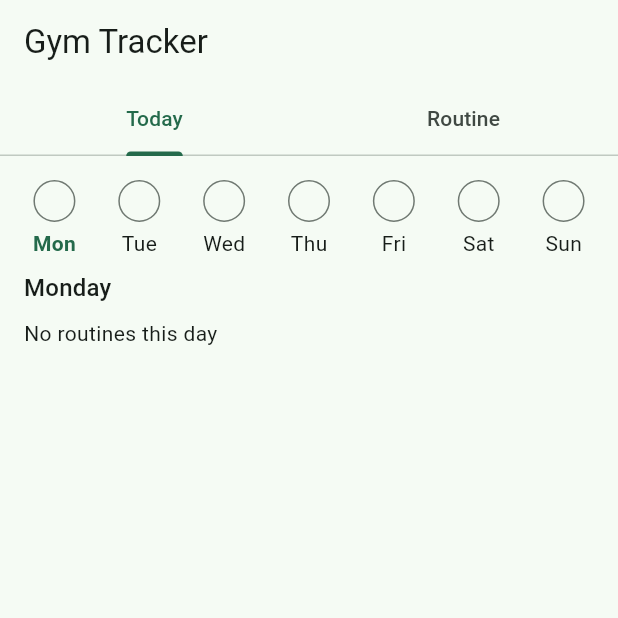
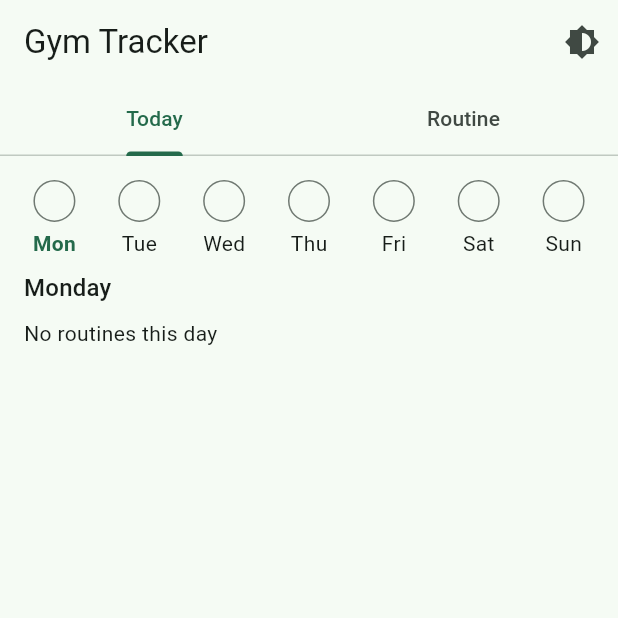
Before and after one commit to Juanppmi/gymtracker, a Flutter app: the screen it shows after launch, after a tap on "Mon", on a phone screen of 412 x 824 dp, the top half of it. Run offline on Flutter 3.47's test engine with Material 3 defaults, Android fonts, the phone set to English and light mode, and no system bars; our stand-ins replace cupertino_ui, drift, drift_flutter, flutter_riverpod, material_ui, shared_preferences; accounts and stored records are empty; generated files the repository leaves out were written again; statements that could not run were skipped.

Commit message:
feat/choose-light-or-dark-theme-in-the-app
The app follows the phone theme until the user picks light, dark, or system from the app bar, and that choice stays on the phone.

Closes #13

Co-authored-by: Cursor <cursoragent@cursor.com>

```diff
--- a/lib/l10n/app_en.arb
+++ b/lib/l10n/app_en.arb
@@ -53,5 +53,9 @@
   "saturdayShort": "Sat",
   "sundayShort": "Sun",
   "finish": "Finish",
-  "noRoutinesThisDay": "No routines this day"
+  "noRoutinesThisDay": "No routines this day",
+  "theme": "Theme",
+  "themeSystem": "System",
+  "themeLight": "Light",
+  "themeDark": "Dark"
 }
--- a/lib/l10n/app_localizations.dart
+++ b/lib/l10n/app_localizations.dart
@@ -379,6 +379,30 @@ abstract class AppLocalizations {
   /// In en, this message translates to:
   /// **'No routines this day'**
   String get noRoutinesThisDay;
+
+  /// No description provided for @theme.
+  ///
+  /// In en, this message translates to:
+  /// **'Theme'**
+  String get theme;
+
+  /// No description provided for @themeSystem.
+  ///
+  /// In en, this message translates to:
+  /// **'System'**
+  String get themeSystem;
+
+  /// No description provided for @themeLight.
+  ///
+  /// In en, this message translates to:
+  /// **'Light'**
+  String get themeLight;
+
+  /// No description provided for @themeDark.
+  ///
+  /// In en, this message translates to:
+  /// **'Dark'**
+  String get themeDark;
 }
 
 class _AppLocalizationsDelegate
--- a/lib/l10n/app_pt.arb
+++ b/lib/l10n/app_pt.arb
@@ -53,5 +53,9 @@
   "saturdayShort": "Sáb",
   "sundayShort": "Dom",
   "finish": "Concluir",
-  "noRoutinesThisDay": "Nenhuma ficha neste dia"
+  "noRoutinesThisDay": "Nenhuma ficha neste dia",
+  "theme": "Tema",
+  "themeSystem": "Sistema",
+  "themeLight": "Claro",
+  "themeDark": "Escuro"
 }
--- a/lib/main.dart
+++ b/lib/main.dart
@@ -1,16 +1,22 @@
 import 'package:cupertino_ui/cupertino_ui.dart' as cupertino;
-import 'package:flutter_localizations/flutter_localizations.dart' as flutter_l10n;
+import 'package:flutter_localizations/flutter_localizations.dart'
+    as flutter_l10n;
 import 'package:flutter_riverpod/flutter_riverpod.dart';
 import 'package:gymtracker/data/gym_repository.dart';
 import 'package:gymtracker/l10n/app_localizations.dart';
 import 'package:gymtracker/l10n/locale_resolution.dart';
 import 'package:gymtracker/ui/design_system/app_theme.dart';
 import 'package:gymtracker/ui/navigation/home_shell.dart';
+import 'package:gymtracker/ui/theme/theme_mode_controller.dart';
+import 'package:gymtracker/ui/theme/theme_mode_store.dart';
 import 'package:material_ui/material_ui.dart';
 
 Future<void> main() async {
   WidgetsFlutterBinding.ensureInitialized();
-  final container = ProviderContainer();
+  final themeModeStore = await SharedPreferencesThemeModeStore.open();
+  final container = ProviderContainer(
+    overrides: [themeModeStoreProvider.overrideWithValue(themeModeStore)],
+  );
   await container.read(gymRepositoryProvider).ensureSeeded();
   runApp(
     UncontrolledProviderScope(
@@ -20,16 +26,18 @@ Future<void> main() async {
   );
 }
 
-class GymTrackerApp extends StatelessWidget {
+class GymTrackerApp extends ConsumerWidget {
   const GymTrackerApp({super.key, this.locale});
 
   final Locale? locale;
 
   @override
-  Widget build(BuildContext context) {
+  Widget build(BuildContext context, WidgetRef ref) {
     return MaterialApp(
       onGenerateTitle: (context) => AppLocalizations.of(context).appTitle,
-      theme: buildAppTheme(),
+      theme: buildAppTheme(Brightness.light),
+      darkTheme: buildAppTheme(Brightness.dark),
+      themeMode: ref.watch(themeModeProvider),
       locale: locale,
       localeResolutionCallback: resolveAppLocale,
       supportedLocales: AppLocalizations.supportedLocales,
--- a/lib/ui/design_system/app_theme.dart
+++ b/lib/ui/design_system/app_theme.dart
@@ -1,7 +1,10 @@
 import 'package:material_ui/material_ui.dart';
 
-ThemeData buildAppTheme() {
+ThemeData buildAppTheme(Brightness brightness) {
   return ThemeData(
-    colorScheme: ColorScheme.fromSeed(seedColor: const Color(0xFF1B6B4A)),
+    colorScheme: ColorScheme.fromSeed(
+      seedColor: const Color(0xFF1B6B4A),
+      brightness: brightness,
+    ),
   );
 }
--- a/lib/ui/navigation/home_shell.dart
+++ b/lib/ui/navigation/home_shell.dart
@@ -1,5 +1,6 @@
 import 'package:gymtracker/l10n/app_localizations.dart';
 import 'package:gymtracker/ui/routine/routine_screen.dart';
+import 'package:gymtracker/ui/theme/theme_mode_button.dart';
 import 'package:gymtracker/ui/today/today_screen.dart';
 import 'package:material_ui/material_ui.dart';
 
@@ -14,6 +15,7 @@ class HomeShell extends StatelessWidget {
       child: Scaffold(
         appBar: AppBar(
           title: Text(l10n.appTitle),
+          actions: const [ThemeModeButton()],
           bottom: TabBar(
             tabs: [
               Tab(text: l10n.today),
@@ -21,9 +23,7 @@ class HomeShell extends StatelessWidget {
             ],
           ),
         ),
-        body: const TabBarView(
-          children: [TodayScreen(), RoutineScreen()],
-        ),
+        body: const TabBarView(children: [TodayScreen(), RoutineScreen()]),
       ),
     );
   }
--- /dev/null
+++ b/lib/ui/theme/theme_mode_button.dart
@@ -0,0 +1,42 @@
+import 'dart:async';
+
+import 'package:flutter_riverpod/flutter_riverpod.dart';
+import 'package:gymtracker/l10n/app_localizations.dart';
+import 'package:gymtracker/ui/theme/theme_mode_controller.dart';
+import 'package:material_ui/material_ui.dart';
+
+class ThemeModeButton extends ConsumerWidget {
+  const ThemeModeButton({super.key});
+
+  @override
+  Widget build(BuildContext context, WidgetRef ref) {
+    final l10n = AppLocalizations.of(context);
+    final mode = ref.watch(themeModeProvider);
+    return PopupMenuButton<ThemeMode>(
+      key: const Key('theme-button'),
+      tooltip: l10n.theme,
+      icon: const Icon(Icons.brightness_6),
+      initialValue: mode,
+      onSelected: (selected) {
+        unawaited(ref.read(themeModeProvider.notifier).use(selected));
+      },
+      itemBuilder: (context) => [
+        PopupMenuItem(
+          key: const Key('theme-system'),
+          value: ThemeMode.system,
+          child: Text(l10n.themeSystem),
+        ),
+        PopupMenuItem(
+          key: const Key('theme-light'),
+          value: ThemeMode.light,
+          child: Text(l10n.themeLight),
+        ),
+        PopupMenuItem(
+          key: const Key('theme-dark'),
+          value: ThemeMode.dark,
+          child: Text(l10n.themeDark),
+        ),
+      ],
+    );
+  }
+}
--- /dev/null
+++ b/lib/ui/theme/theme_mode_store.dart
@@ -0,0 +1,48 @@
+import 'package:material_ui/material_ui.dart';
+import 'package:shared_preferences/shared_preferences.dart';
+
+abstract class ThemeModeStore {
+  ThemeMode read();
+
+  Future<void> write(ThemeMode mode);
+}
+
+class MemoryThemeModeStore implements ThemeModeStore {
+  ThemeMode _mode = ThemeMode.system;
+
+  @override
+  ThemeMode read() => _mode;
+
+  @override
+  Future<void> write(ThemeMode mode) async {
+    _mode = mode;
+  }
+}
+
+class SharedPreferencesThemeModeStore implements ThemeModeStore {
+  SharedPreferencesThemeModeStore(this._preferences);
+
+  static const key = 'theme_mode';
+
+  final SharedPreferences _preferences;
+
+  static Future<SharedPreferencesThemeModeStore> open() async {
+    return SharedPreferencesThemeModeStore(
+      await SharedPreferences.getInstance(),
+    );
+  }
+
+  @override
+  ThemeMode read() {
+    return switch (_preferences.getString(key)) {
+      'light' => ThemeMode.light,
+      'dark' => ThemeMode.dark,
+      _ => ThemeMode.system,
+    };
+  }
+
+  @override
+  Future<void> write(ThemeMode mode) {
+    return _preferences.setString(key, mode.name);
+  }
+}
--- a/pubspec.yaml
+++ b/pubspec.yaml
@@ -37,6 +37,7 @@ dependencies:
     sdk: flutter
   flutter_riverpod: ^3.5.0
   material_ui: ^1.1.0
+  shared_preferences: ^2.5.6
 
 dev_dependencies:
   flutter_test:
```
Also changed, not shown: lib/l10n/app_localizations_en.dart (+12 -0 lines), lib/l10n/app_localizations_pt.dart (+12 -0 lines), lib/ui/theme/theme_mode_controller.dart (added, +21 -0 lines), pubspec.lock, 1 other file.
